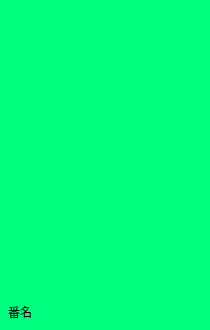
Qt form ui/ui_designer/ui_file/widgets/ui_widget_item.ui (tanyiqu/AnimeArtifactPro) before a commit.
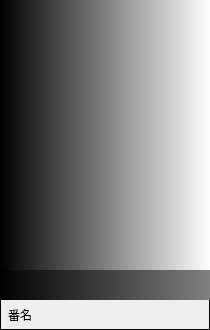
The same form after that commit.

```diff
--- a/ui/ui_designer/ui_file/widgets/ui_widget_item.ui
+++ b/ui/ui_designer/ui_file/widgets/ui_widget_item.ui
@@ -26,7 +26,7 @@
    <string>Form</string>
   </property>
   <property name="styleSheet">
-   <string notr="true">background-color: rgb(0, 255, 127);</string>
+   <string notr="true">border: 1px solid #000000;</string>
   </property>
   <layout class="QGridLayout" name="gridLayout">
    <property name="leftMargin">
@@ -44,28 +44,93 @@
    <property name="spacing">
     <number>0</number>
    </property>
+   <item row="1" column="0">
+    <widget class="QWidget" name="widget" native="true">
+     <property name="toolTip">
+      <string/>
+     </property>
+     <layout class="QGridLayout" name="gridLayout_2">
+      <property name="leftMargin">
+       <number>0</number>
+      </property>
+      <property name="topMargin">
+       <number>0</number>
+      </property>
+      <property name="rightMargin">
+       <number>0</number>
+      </property>
+      <property name="bottomMargin">
+       <number>0</number>
+      </property>
+      <property name="spacing">
+       <number>0</number>
+      </property>
    <item row="0" column="0">
     <widget class="QLabel" name="lblCover">
      <property name="minimumSize">
       <size>
        <width>210</width>
-       <height>293</height>
-      </size>
-     </property>
+          <height>300</height>
+         </size>
+        </property>
+        <property name="styleSheet">
+         <string notr="true">border: 0px;
+background-color: qlineargradient(spread:pad, x1:0, y1:0, x2:1, y2:0, stop:0 rgba(0, 0, 0, 255), stop:1 rgba(255, 255, 255, 255));</string>
+        </property>
      <property name="text">
       <string/>
      </property>
     </widget>
    </item>
    <item row="1" column="0">
+       <widget class="QLabel" name="lblLatest">
+        <property name="minimumSize">
+         <size>
+          <width>0</width>
+          <height>30</height>
+         </size>
+        </property>
+        <property name="styleSheet">
+         <string notr="true">border: 0px;
+color: rgb(255, 255, 255);
+font: 11pt &quot;微软雅黑&quot;;
+padding-right:3px;
+background-color: rgba(0, 0, 0, 128);
+</string>
+        </property>
+        <property name="text">
+         <string/>
+        </property>
+        <property name="alignment">
+         <set>Qt::AlignRight|Qt::AlignTrailing|Qt::AlignVCenter</set>
+        </property>
+       </widget>
+      </item>
+      <item row="2" column="0">
     <widget class="QLabel" name="lblTitle">
+        <property name="minimumSize">
+         <size>
+          <width>210</width>
+          <height>30</height>
+         </size>
+        </property>
+        <property name="maximumSize">
+         <size>
+          <width>210</width>
+          <height>30</height>
+         </size>
+        </property>
      <property name="styleSheet">
-      <string notr="true">font: 12pt &quot;微软雅黑&quot;;
-padding-left:5px</string>
+         <string notr="true">font: 11pt &quot;微软雅黑&quot;;
+padding-left:5px;
+border: 0px;</string>
      </property>
      <property name="text">
       <string>番名</string>
      </property>
+       </widget>
+      </item>
+     </layout>
     </widget>
    </item>
   </layout>
```
Left out of the diff: 3 changed lines with no effect on the pictures. Lines whose indentation alone changed are shown as unchanged.
